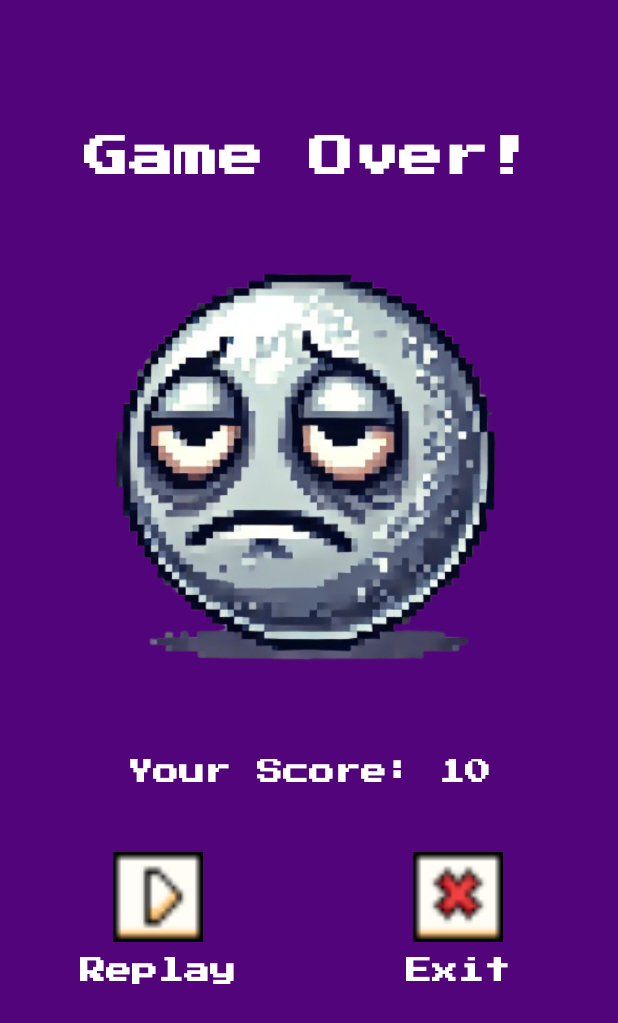
After one commit to Alfredo-Paes/BreakoutGameKotlin, an Android app: the layout game_over.xml on its own in the app's theme, with its tools: preview values and no code run, on a phone screen of 412 x 824 dp. The commit adds this screen. Shown: the top 1023 px of the screen. Run offline under Robolectric (Android 15) with nearby library versions, the phone set to English and light mode, and no system bars.

Commit message:
Ajuste de layout

```diff
--- a/app/src/main/java/com/alfredopaesdaluz/breakoutgamekotlin/MainActivity.kt
+++ b/app/src/main/java/com/alfredopaesdaluz/breakoutgamekotlin/MainActivity.kt
@@ -11,7 +11,7 @@ class MainActivity : AppCompatActivity() {
         super.onCreate(savedInstanceState)
         enableEdgeToEdge()
         setContentView(R.layout.activity_main)
-        ViewCompat.setOnApplyWindowInsetsListener(findViewById(R.id.startbtn)) { v, insets ->
+        ViewCompat.setOnApplyWindowInsetsListener(findViewById(R.id.mainActivity)) { v, insets ->
             val systemBars = insets.getInsets(WindowInsetsCompat.Type.systemBars())
             v.setPadding(systemBars.left, systemBars.top, systemBars.right, systemBars.bottom)
             insets
--- a/app/src/main/res/layout/activity_main.xml
+++ b/app/src/main/res/layout/activity_main.xml
@@ -6,7 +6,7 @@
     android:layout_width="match_parent"
     android:layout_height="match_parent"
     tools:context=".MainActivity"
-    android:background="#52057B"
+    android:background="#3E00FF"
     android:orientation="vertical"
     android:gravity="center">
     <TextView
@@ -34,7 +34,7 @@
         android:layout_width="75dp"
         android:layout_height="75dp"
         android:layout_gravity="center"
-        android:background="@drawable/button_paly"
+        android:background="@drawable/play_button"
         android:onClick="startGame"/>
     <TextView
         android:id="@+id/text2"
--- /dev/null
+++ b/app/src/main/res/layout/game_over.xml
@@ -0,0 +1,138 @@
+<?xml version="1.0" encoding="utf-8"?>
+<LinearLayout xmlns:android="http://schemas.android.com/apk/res/android"
+    xmlns:tools="http://schemas.android.com/tools"
+    android:orientation="vertical"
+    android:layout_width="match_parent"
+    android:layout_height="match_parent"
+    android:background="#52057B"
+    android:padding="10dp">
+    <LinearLayout
+        android:layout_marginTop="30dp"
+        android:layout_width="match_parent"
+        android:layout_height="wrap_content"
+        android:gravity="center"
+        android:orientation="vertical">
+        <TextView
+            android:id="@+id/gameOverTxt"
+            android:layout_width="wrap_content"
+            android:layout_height="wrap_content"
+            android:textSize="30dp"
+            android:textColor="#FFFFFF"
+            android:textStyle="bold"
+            android:layout_gravity="center"
+            android:gravity="center"
+            android:fontFamily="@font/press_start_regular"
+            android:layout_marginTop="50dp"
+            android:text="Game Over!"/>
+        <ImageView
+            android:id="@+id/gameOver"
+            android:layout_width="350dp"
+            android:layout_height="350dp"
+            android:adjustViewBounds="true"
+            android:scaleType="fitCenter"
+            android:src="@drawable/game_over" />
+    </LinearLayout>
+    <LinearLayout
+        android:layout_marginTop="10dp"
+        android:layout_width="match_parent"
+        android:layout_height="wrap_content"
+        android:gravity="center"
+        android:orientation="horizontal">
+        <TextView
+            android:id="@+id/youreScore"
+            android:layout_width="wrap_content"
+            android:layout_height="wrap_content"
+            android:textSize="17dp"
+            android:textColor="#FFFFFF"
+            android:textStyle="bold"
+            android:layout_gravity="center"
+            android:gravity="center"
+            android:fontFamily="@font/press_start_regular"
+            android:layout_marginTop="10dp"
+            android:text="Your Score: "/>
+        <TextView
+            android:id="@+id/score"
+            android:layout_width="wrap_content"
+            android:layout_height="wrap_content"
+            android:textSize="17dp"
+            android:textColor="#FFFFFF"
+            android:textStyle="bold"
+            android:layout_gravity="center"
+            android:gravity="center"
+            android:fontFamily="@font/press_start_regular"
+            android:layout_marginTop="10dp"
+            android:text="10"/>
+    </LinearLayout>
+
+    <LinearLayout
+        android:layout_marginTop="15dp"
+        android:layout_width="match_parent"
+        android:layout_height="wrap_content"
+        android:gravity="center"
+        android:orientation="horizontal">
+
+        <LinearLayout
+            android:layout_width="150dp"
+            android:layout_height="150dp"
+            android:gravity="center"
+            android:orientation="vertical">
+
+            <ImageButton
+                android:id="@+id/replayBtn"
+                android:layout_width="60dp"
+                android:layout_height="60dp"
+                android:layout_gravity="center"
+                android:layout_marginTop="0dp"
+                android:background="@drawable/play_button"
+                android:onClick="replayGame"
+                tools:ignore="ContentDescription,SpeakableTextPresentCheck" />
+
+            <TextView
+                android:id="@+id/replaytTxt"
+                android:layout_width="150dp"
+                android:layout_height="25dp"
+                android:layout_marginTop="10dp"
+                android:fontFamily="@font/press_start_regular"
+                android:gravity="center"
+                android:text="Replay"
+                android:textColor="#FFFFFF"
+                android:textSize="17dp"
+                android:textStyle="bold" />
+        </LinearLayout>
+
+        <View
+            android:layout_width="50dp"
+            android:layout_height="0dp"/>
+
+        <LinearLayout
+            android:layout_width="150dp"
+            android:layout_height="150dp"
+            android:gravity="center"
+            android:orientation="vertical">
+
+            <ImageButton
+                android:id="@+id/exitBtn"
+                android:layout_width="60dp"
+                android:layout_height="60dp"
+                android:layout_gravity="center"
+                android:layout_marginTop="0dp"
+                android:background="@drawable/cancel_button"
+                android:onClick="exitGame"
+                tools:ignore="ContentDescription,SpeakableTextPresentCheck" />
+            <TextView
+                android:id="@+id/exitTxt"
+                android:layout_width="100dp"
+                android:layout_height="25dp"
+                android:layout_gravity="center"
+                android:layout_marginTop="10dp"
+                android:fontFamily="@font/press_start_regular"
+                android:gravity="center"
+                android:text="Exit"
+                android:textColor="#FFFFFF"
+                android:textSize="17dp"
+                android:textStyle="bold" />
+        </LinearLayout>
+    </LinearLayout>
+
+
+</LinearLayout>
```
Also changed, not shown: app/src/main/res/drawable/button_paly.png (deleted), app/src/main/res/drawable/cancel_button.png (added), app/src/main/res/drawable/game_over.png (added), app/src/main/res/drawable/play_button.png (added), app/src/main/res/drawable/replay_button.png (deleted).
